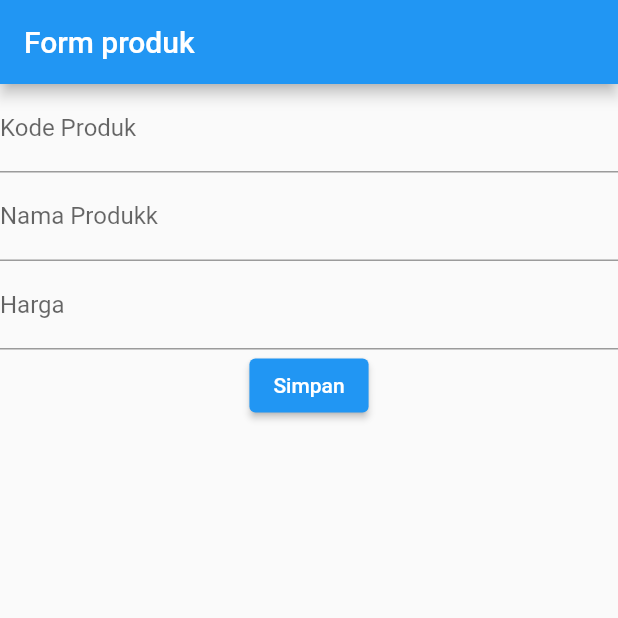
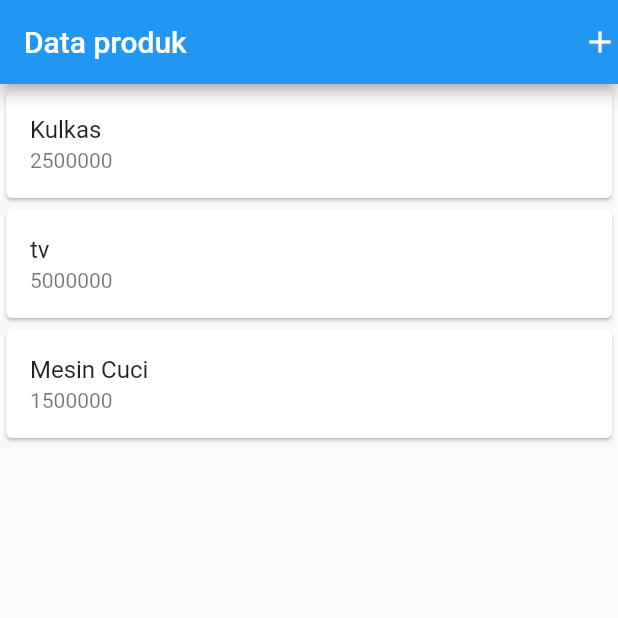
Before and after one commit to Dedekmulizar25/Tugas-pemograman-pak-ichsan, a Flutter app: the screen it shows after launch, on a phone screen of 412 x 824 dp, the top half of it. Run offline on Flutter 3.47's test engine with Material 2 defaults, Android fonts, the phone set to English and light mode, and no system bars.

Commit message:
membuat tugas 3

```diff
--- a/lib/main.dart
+++ b/lib/main.dart
@@ -1,4 +1,5 @@
 import 'package:flutter/material.dart';
+import 'package:flutter_app/ui/Produk_page.dart';
 // import 'package:flutter_app/column_widget.dart';
 // import 'package:flutter_app/row_widget.dart';
 import 'package:flutter_app/ui/produk_form.dart';
@@ -14,7 +15,7 @@ class MyApp extends StatelessWidget {
   Widget build(BuildContext context) {
     return const MaterialApp(
       title: 'app pertama',
-      home: ProdukForm(),
+      home: ProdukPage(),
     );
   }
 }
--- /dev/null
+++ b/lib/ui/produk_page.dart
@@ -0,0 +1,75 @@
+import 'package:flutter/material.dart';
+import 'package:flutter_app/ui/produk_form.dart';
+
+class ProdukPage extends StatefulWidget {
+  const ProdukPage({super.key});
+
+  @override
+  State<ProdukPage> createState() => _ProdukPageState();
+}
+
+class _ProdukPageState extends State<ProdukPage> {
+  @override
+  Widget build(BuildContext context) {
+    return Scaffold(
+      appBar: AppBar(
+        title: const Text('Data produk'),
+        actions: [
+          GestureDetector(
+            // menampilkan icon +
+            child: const Icon(Icons.add),
+            //pada saat icon + di tap
+            onTap: () async {
+              // pindahan kanke halaman produkFrom
+              Navigator.push(context,
+                  MaterialPageRoute(builder: (context) => const ProdukForm()));
+            },
+          ),
+        ],
+      ),
+      body: ListView(
+        children: const [
+          // list 1
+          Card(
+            child: ListTile(
+              title: Text('Kulkas'),
+              subtitle: Text('2500000'),
+            ),
+          ),
+          // list 2
+          Card(
+            child: ListTile(
+              title: Text('tv'),
+              subtitle: Text('5000000'),
+            ),
+          ),
+          // list 3
+          Card(
+            child: ListTile(
+              title: Text('Mesin Cuci'),
+              subtitle: Text('1500000'),
+            ),
+          ),
+        ],
+      ),
+    );
+  }
+}
+
+class ItemProduk extends StatelessWidget{
+  final String? kodeproduk;
+  final String? namaproduk;
+  final int? harga;
+
+  const ItemProduk({Key? key,this.kodeproduk,this.namaproduk,this.harga})
+  : super (key: key);
+  @override
+  Widget build(BuildContext context){
+    return Card(
+      child: ListTile(
+        title: Text(namaproduk.toString()),
+        subtitle: Text(harga.toString()),
+      ),
+    );
+  }
+}
```
